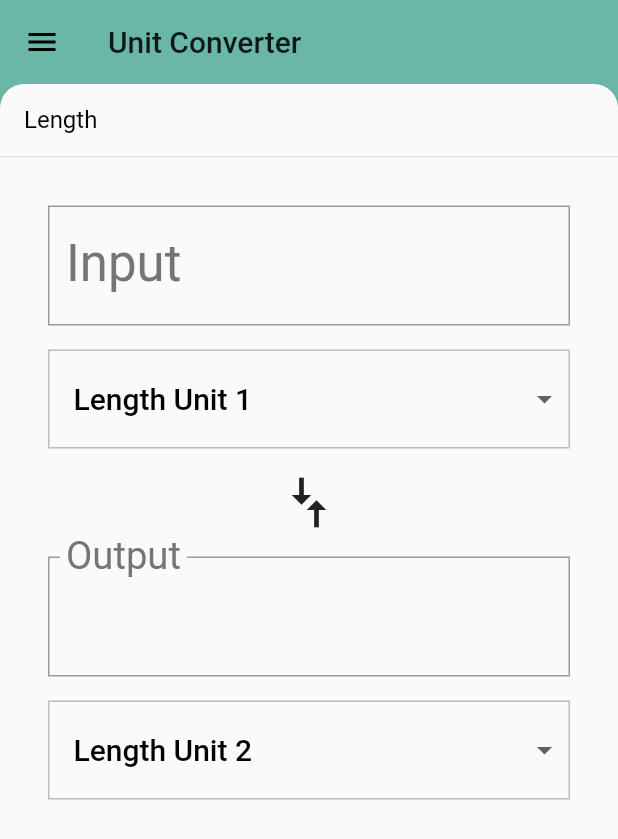
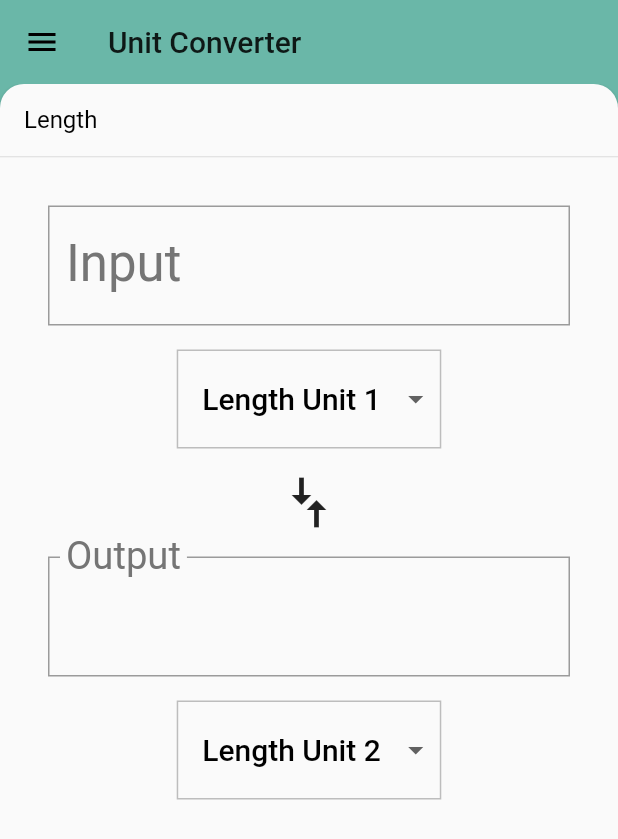
Before and after one commit to NielsLindberg/UdacityFlutter, a Flutter app: the screen it shows after launch, on a phone screen of 412 x 824 dp. Shown: the top 839 px of the screen. Run offline on Flutter 3.47's test engine with Material 2 defaults, Android fonts, the phone set to English and light mode, and no system bars.

Commit message:
added responsive design patterns.

```diff
--- a/hello_rectangle/lib/backdrop.dart
+++ b/hello_rectangle/lib/backdrop.dart
@@ -33,7 +33,7 @@ class _BackdropPanel extends StatelessWidget {
       elevation: 2.0,
       borderRadius: BorderRadius.only(
         topLeft: Radius.circular(16.0),
-        topRight: Radius.circular(16.0),
+        topRight: Radius.circular(16.2),
       ),
       child: Column(
         crossAxisAlignment: CrossAxisAlignment.stretch,
@@ -161,7 +161,7 @@ class _BackdropState extends State<Backdrop>
       setState(() {
         _controller.fling(
             velocity:
-            _backdropPanelVisible ? -_kFlingVelocity : _kFlingVelocity);
+                _backdropPanelVisible ? -_kFlingVelocity : _kFlingVelocity);
       });
     } else if (!_backdropPanelVisible) {
       setState(() {
@@ -216,7 +216,7 @@ class _BackdropState extends State<Backdrop>
     else
       _controller.fling(
           velocity:
-          _controller.value < 0.5 ? -_kFlingVelocity : _kFlingVelocity);
+              _controller.value < 0.5 ? -_kFlingVelocity : _kFlingVelocity);
   }
 
   Widget _buildStack(BuildContext context, BoxConstraints constraints) {
--- a/hello_rectangle/lib/category_route.dart
+++ b/hello_rectangle/lib/category_route.dart
@@ -19,7 +19,6 @@ import 'backdrop.dart';
 ///
 /// While it is named CategoryRoute, a more apt name would be CategoryScreen,
 /// because it is responsible for the UI at the route's destination.
-
 
 class CategoryRoute extends StatefulWidget {
   const CategoryRoute();
@@ -103,7 +102,8 @@ class _CategoryRouteState extends State<CategoryRoute> {
     });
   }
 
-  Widget _buildCategoryWidgets() {
+  Widget _buildCategoryWidgets(Orientation deviceOrientation) {
+    if (deviceOrientation == Orientation.portrait) {
       return ListView.builder(
         itemBuilder: (BuildContext context, int index) {
           return CategoryTile(
@@ -113,6 +113,18 @@ class _CategoryRouteState extends State<CategoryRoute> {
         },
         itemCount: _categories.length,
       );
+    } else {
+      return GridView.count(
+        crossAxisCount: 2,
+        childAspectRatio: 3.0,
+        children: _categories.map((Category c) {
+          return CategoryTile(
+            category: c,
+            onTap: _onCategoryTap,
+          );
+        }).toList(),
+      );
+    }
   }
 
   List<Unit> _retrieveUnitList(String categoryName) {
@@ -133,7 +145,7 @@ class _CategoryRouteState extends State<CategoryRoute> {
         right: 8.0,
         bottom: 48.0,
       ),
-      child: _buildCategoryWidgets(),
+      child: _buildCategoryWidgets(MediaQuery.of(context).orientation),
     );
 
     return Backdrop(
--- a/hello_rectangle/lib/unit_converter.dart
+++ b/hello_rectangle/lib/unit_converter.dart
@@ -4,6 +4,7 @@
 
 import 'package:flutter/material.dart';
 import 'package:meta/meta.dart';
+import 'dart:math' as math;
 
 import 'unit.dart';
 import 'category.dart';
@@ -168,7 +169,7 @@ class _UnitConverterState extends State<UnitConverter> {
     final input = Padding(
       padding: _padding,
       child: Column(
-        crossAxisAlignment: CrossAxisAlignment.stretch,
+        crossAxisAlignment: CrossAxisAlignment.center,
         children: [
           TextField(
             style: Theme.of(context).textTheme.display1,
@@ -188,18 +189,23 @@ class _UnitConverterState extends State<UnitConverter> {
       ),
     );
 
+    int rotate =
+        MediaQuery.of(context).orientation == Orientation.portrait ? 0 : 180;
     final arrows = RotatedBox(
       quarterTurns: 1,
+      child: Transform(
+          transform: Matrix4.rotationZ(rotate * math.pi / 360),
+          alignment: FractionalOffset.center,
           child: Icon(
             Icons.compare_arrows,
             size: 40.0,
-      ),
+          )),
     );
 
     final output = Padding(
       padding: _padding,
       child: Column(
-        crossAxisAlignment: CrossAxisAlignment.stretch,
+        crossAxisAlignment: CrossAxisAlignment.center,
         children: [
           InputDecorator(
             child: Text(
@@ -219,14 +225,24 @@ class _UnitConverterState extends State<UnitConverter> {
       ),
     );
 
-    final converter = Column(
-      crossAxisAlignment: CrossAxisAlignment.stretch,
+    var converter;
+    if (MediaQuery.of(context).orientation == Orientation.portrait) {
+      converter = ListView(
         children: [
           input,
           arrows,
           output,
         ],
       );
+    } else {
+      converter = Row(
+        children: [
+          Expanded(flex: 1, child: input),
+          Expanded(flex: 1, child: arrows),
+          Expanded(flex: 1, child: output),
+        ],
+      );
+    }
 
     return Padding(
       padding: _padding,
```
Lines whose indentation alone changed are shown as unchanged.
